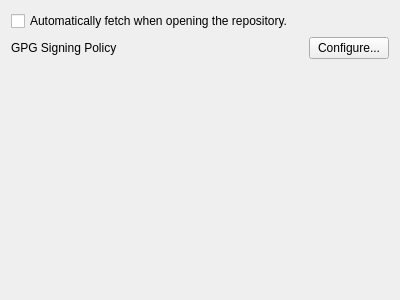
Old version of the form src/SettingBehaviorForm.ui in the repository soramimi/Guitar.
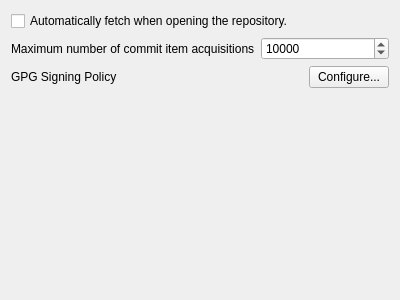
New version of the form.

The edit to the form file:
```diff
--- a/src/SettingBehaviorForm.ui
+++ b/src/SettingBehaviorForm.ui
@@ -21,6 +21,33 @@
      </property>
     </widget>
    </item>
+   <item>
+    <layout class="QFormLayout" name="formLayout">
+     <item row="0" column="0">
+      <widget class="QLabel" name="label_2">
+       <property name="text">
+        <string>Maximum number of commit item acquisitions</string>
+       </property>
+      </widget>
+     </item>
+     <item row="0" column="1">
+      <widget class="QSpinBox" name="spinBox_max_commit_item_acquisitions">
+       <property name="minimum">
+        <number>1000</number>
+       </property>
+       <property name="maximum">
+        <number>100000</number>
+       </property>
+       <property name="singleStep">
+        <number>1000</number>
+       </property>
+       <property name="value">
+        <number>10000</number>
+       </property>
+      </widget>
+     </item>
+    </layout>
+   </item>
    <item>
     <layout class="QHBoxLayout" name="horizontalLayout">
      <item>
```
